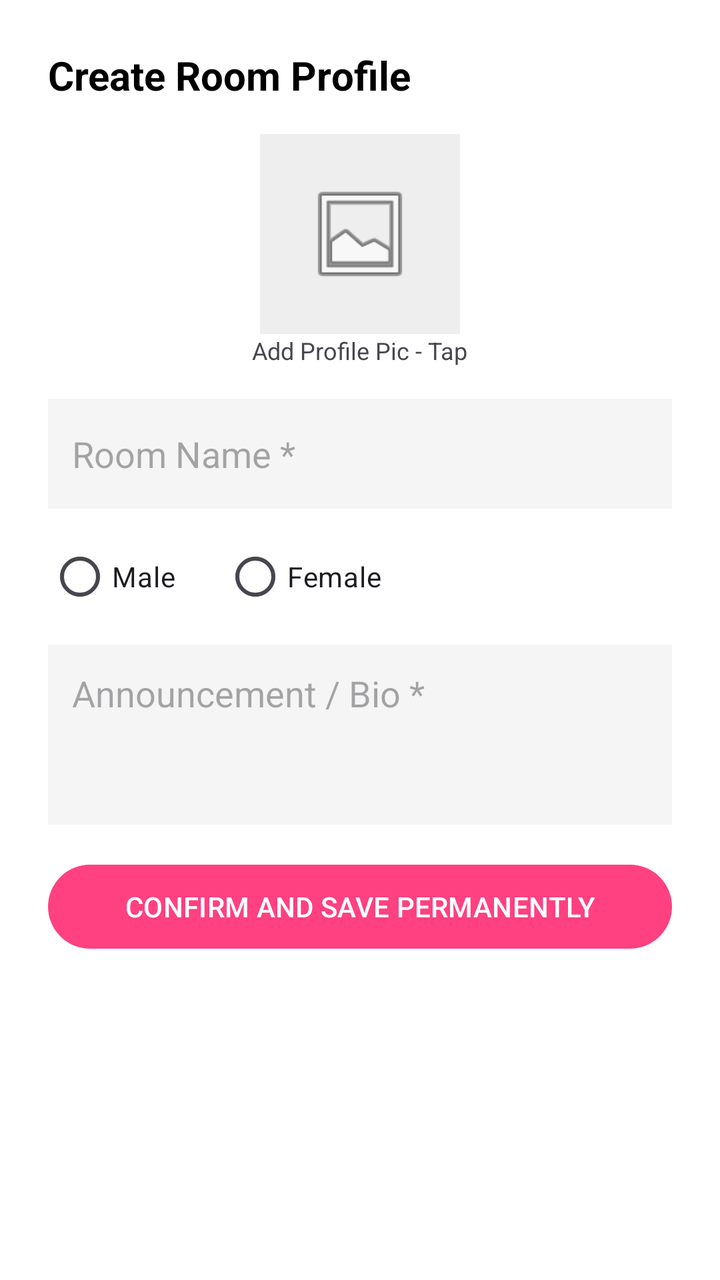
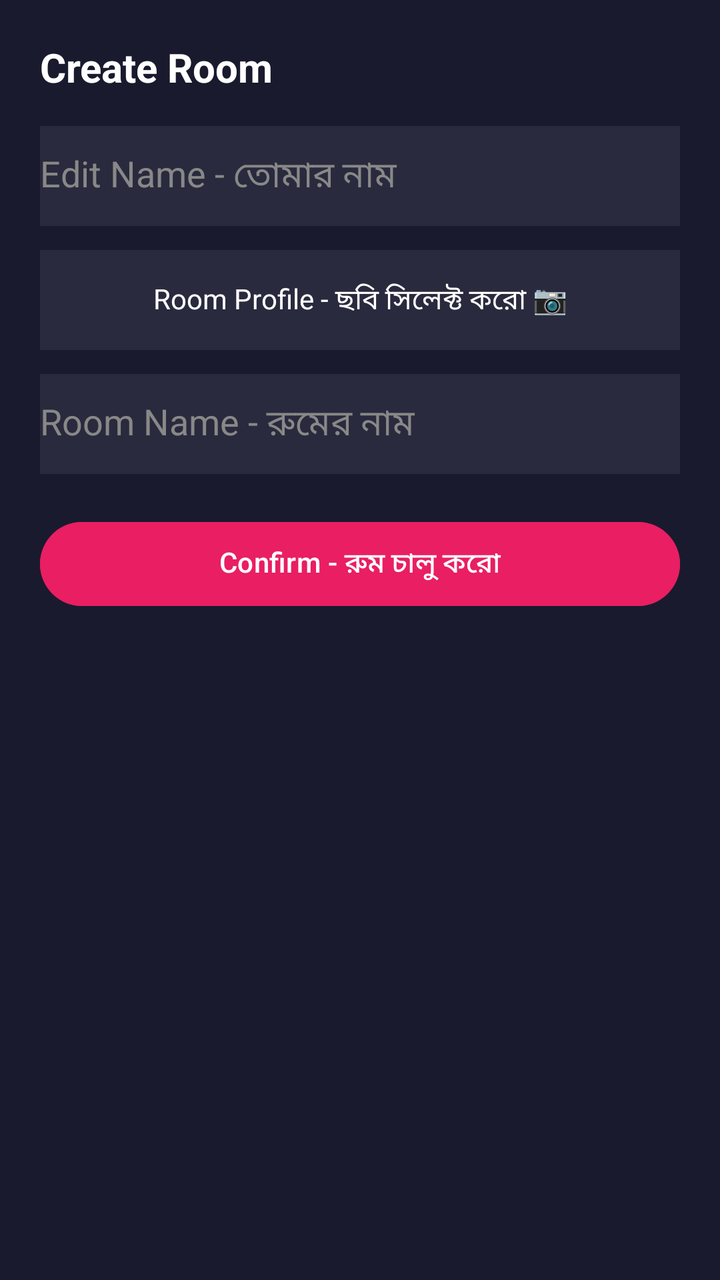

The first picture is an Android layout as it rendered before a commit; the second is the same layout after the commit. The layout source and the unified diff follow.
<!-- AndroidManifest.xml: application theme Theme.SRVoiceChat -->
<!-- res/layout/dialog_create_room.xml -->
<?xml version="1.0" encoding="utf-8"?>
<LinearLayout xmlns:android="http://schemas.android.com/apk/res/android"
    android:layout_width="match_parent"
    android:layout_height="wrap_content"
    android:orientation="vertical"
    android:padding="24dp"
    android:background="#FFFFFF">

    <TextView android:layout_width="match_parent" android:layout_height="wrap_content"
        android:text="Create Room Profile" android:textStyle="bold" android:textSize="20sp" android:textColor="#000" android:layout_marginBottom="16dp"/>

    <ImageView android:id="@+id/ivProfile" android:layout_width="100dp" android:layout_height="100dp"
        android:layout_gravity="center" android:src="@android:drawable/ic_menu_gallery"
        android:background="#EEEEEE" android:padding="22dp"/>

    <TextView android:layout_width="wrap_content" android:layout_height="wrap_content"
        android:layout_gravity="center" android:text="Add Profile Pic - Tap" android:textSize="12sp" android:layout_marginBottom="16dp"/>

    <EditText android:id="@+id/etRoomName" android:layout_width="match_parent" android:layout_height="55dp"
        android:hint="Room Name *" android:background="#F5F5F5" android:padding="12dp" android:layout_marginBottom="10dp"/>

    <RadioGroup android:id="@+id/rgGender" android:layout_width="match_parent" android:layout_height="wrap_content"
        android:orientation="horizontal" android:layout_marginBottom="10dp">
        <RadioButton android:id="@+id/rbMale" android:layout_width="wrap_content" android:layout_height="wrap_content" android:text="Male"/>
        <RadioButton android:id="@+id/rbFemale" android:layout_width="wrap_content" android:layout_height="wrap_content" android:text="Female" android:layout_marginStart="24dp"/>
    </RadioGroup>

    <EditText android:id="@+id/etRoomBio" android:layout_width="match_parent" android:layout_height="90dp"
        android:hint="Announcement / Bio *" android:gravity="top" android:background="#F5F5F5" android:padding="12dp" android:layout_marginBottom="16dp"/>

    <Button android:id="@+id/btnSaveRoom" android:layout_width="match_parent" android:layout_height="50dp" android:text="CONFIRM AND SAVE PERMANENTLY"/>
</LinearLayout>
<!-- resources referenced by this layout -->
<resources>
  <style name="Theme.SRVoiceChat" parent="Theme.Material3.DayNight.NoActionBar">
          <item name="colorPrimary">#FF4081</item>
          <item name="android:statusBarColor">#FF4081</item>
          <item name="android:windowLightStatusBar">true</item>
      </style>
</resources>

<!-- the commit's change to res/layout/dialog_create_room.xml (unified diff, before → after) -->
@@ -3,30 +3,54 @@
     android:layout_width="match_parent"
     android:layout_height="wrap_content"
     android:orientation="vertical"
-    android:padding="24dp"
-    android:background="#FFFFFF">
+    android:padding="20dp"
+    android:background="#1A1A2E">
 
-    <TextView android:layout_width="match_parent" android:layout_height="wrap_content"
-        android:text="Create Room Profile" android:textStyle="bold" android:textSize="20sp" android:textColor="#000" android:layout_marginBottom="16dp"/>
+    <TextView
+        android:layout_width="wrap_content"
+        android:layout_height="wrap_content"
+        android:text="Create Room"
+        android:textColor="#FFFFFF"
+        android:textSize="20sp"
+        android:textStyle="bold" />
 
-    <ImageView android:id="@+id/ivProfile" android:layout_width="100dp" android:layout_height="100dp"
-        android:layout_gravity="center" android:src="@android:drawable/ic_menu_gallery"
-        android:background="#EEEEEE" android:padding="22dp"/>
+    <EditText
+        android:id="@+id/etUserName"
+        android:layout_width="match_parent"
+        android:layout_height="50dp"
+        android:layout_marginTop="16dp"
+        android:hint="Edit Name - তোমার নাম"
+        android:textColor="#FFFFFF"
+        android:textColorHint="#888888"
+        android:background="#2A2A3E" />
 
-    <TextView android:layout_width="wrap_content" android:layout_height="wrap_content"
-        android:layout_gravity="center" android:text="Add Profile Pic - Tap" android:textSize="12sp" android:layout_marginBottom="16dp"/>
+    <TextView
+        android:id="@+id/tvRoomProfile"
+        android:layout_width="match_parent"
+        android:layout_height="50dp"
+        android:layout_marginTop="12dp"
+        android:text="Room Profile - ছবি সিলেক্ট করো 📷"
+        android:gravity="center"
+        android:textColor="#FFFFFF"
+        android:background="#2A2A3E" />
 
-    <EditText android:id="@+id/etRoomName" android:layout_width="match_parent" android:layout_height="55dp"
-        android:hint="Room Name *" android:background="#F5F5F5" android:padding="12dp" android:layout_marginBottom="10dp"/>
+    <EditText
+        android:id="@+id/etRoomName"
+        android:layout_width="match_parent"
+        android:layout_height="50dp"
+        android:layout_marginTop="12dp"
+        android:hint="Room Name - রুমের নাম"
+        android:textColor="#FFFFFF"
+        android:textColorHint="#888888"
+        android:background="#2A2A3E" />
 
-    <RadioGroup android:id="@+id/rgGender" android:layout_width="match_parent" android:layout_height="wrap_content"
-        android:orientation="horizontal" android:layout_marginBottom="10dp">
-        <RadioButton android:id="@+id/rbMale" android:layout_width="wrap_content" android:layout_height="wrap_content" android:text="Male"/>
-        <RadioButton android:id="@+id/rbFemale" android:layout_width="wrap_content" android:layout_height="wrap_content" android:text="Female" android:layout_marginStart="24dp"/>
-    </RadioGroup>
+    <Button
+        android:id="@+id/btnConfirmRoom"
+        android:layout_width="match_parent"
+        android:layout_height="50dp"
+        android:layout_marginTop="20dp"
+        android:text="Confirm - রুম চালু করো"
+        android:textColor="#FFFFFF"
+        android:backgroundTint="#E91E63" />
 
-    <EditText android:id="@+id/etRoomBio" android:layout_width="match_parent" android:layout_height="90dp"
-        android:hint="Announcement / Bio *" android:gravity="top" android:background="#F5F5F5" android:padding="12dp" android:layout_marginBottom="16dp"/>
-
-    <Button android:id="@+id/btnSaveRoom" android:layout_width="match_parent" android:layout_height="50dp" android:text="CONFIRM AND SAVE PERMANENTLY"/>
 </LinearLayout>
